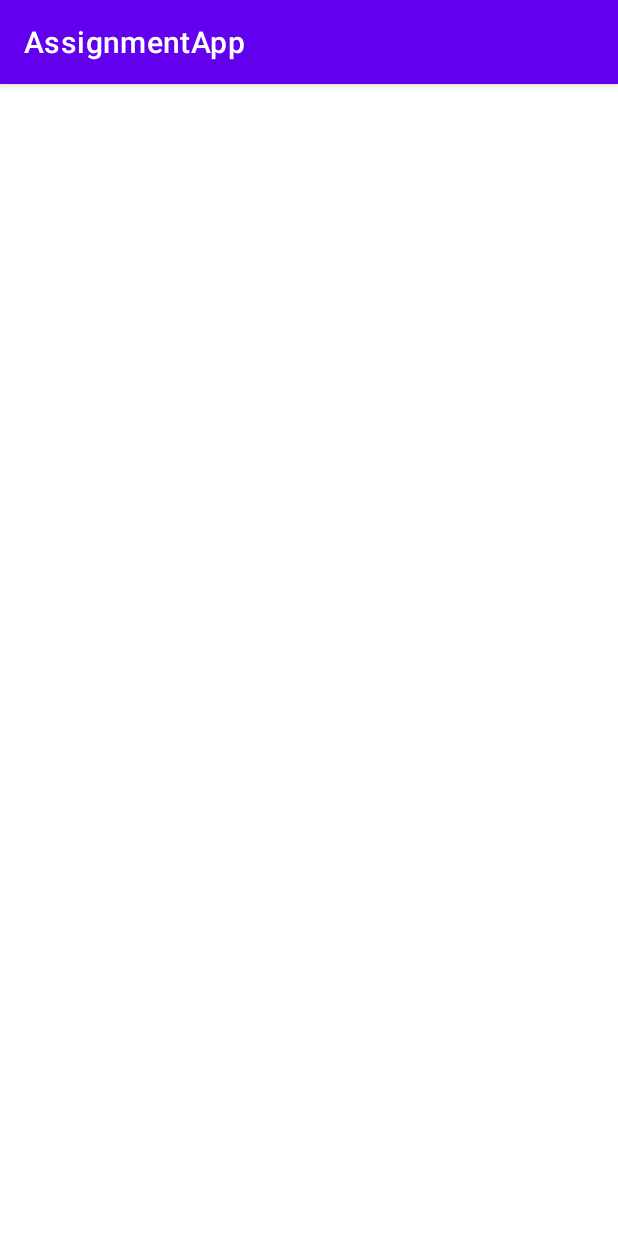
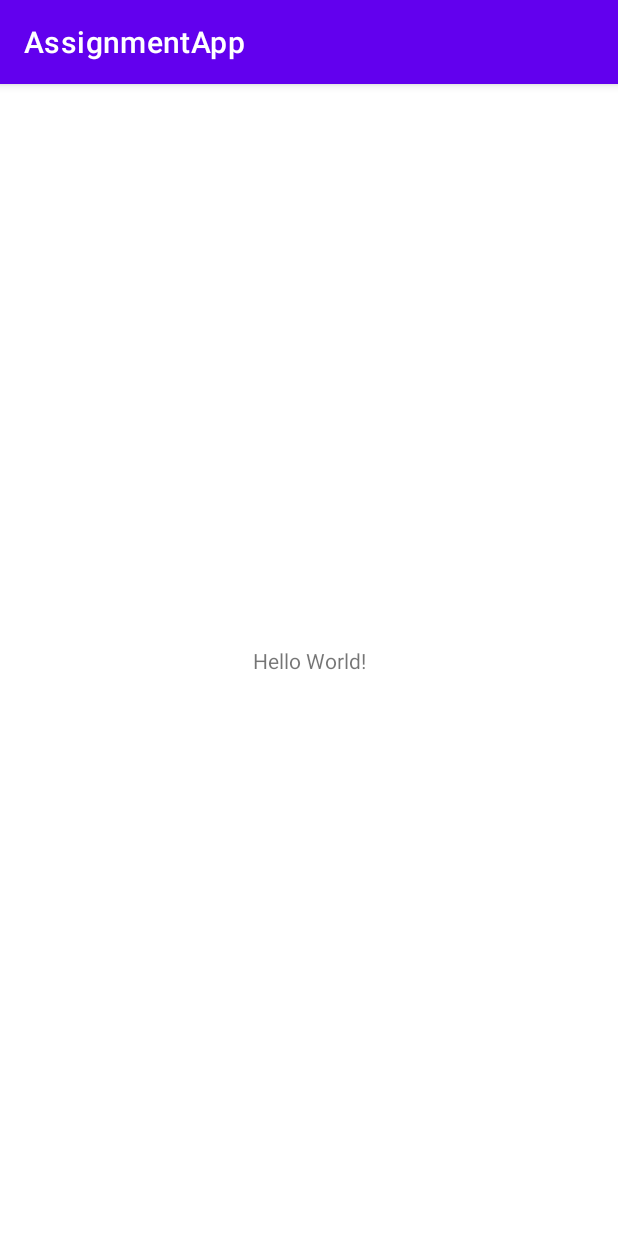
Before and after one commit to shuvo6904/Nested-Recycler, an Android app: the MainActivity screen opened directly, with no data from a screen before it, on a phone screen of 412 x 824 dp. Run offline under Robolectric (Android 15) with nearby library versions, the phone set to English and light mode, and no system bars.

```diff
--- a/app/build.gradle
+++ b/app/build.gradle
@@ -38,11 +38,8 @@ dependencies {
     implementation 'androidx.constraintlayout:constraintlayout:2.1.2'
 
     implementation 'com.google.code.gson:gson:2.8.7'
-    //retrofit
     implementation 'com.squareup.retrofit2:retrofit:2.9.0'
     implementation 'com.squareup.retrofit2:converter-gson:2.9.0'
-    implementation 'com.squareup.okhttp3:okhttp:4.9.3'
-    implementation 'com.squareup.okhttp3:logging-interceptor:4.9.2'
 
     implementation 'com.intuit.ssp:ssp-android:1.0.6'
     implementation 'com.intuit.sdp:sdp-android:1.0.6'
--- a/app/src/main/java/com/example/assignmentapp/MainActivity.java
+++ b/app/src/main/java/com/example/assignmentapp/MainActivity.java
@@ -3,38 +3,12 @@ package com.example.assignmentapp;
 import androidx.appcompat.app.AppCompatActivity;
 
 import android.os.Bundle;
-import android.view.View;
-
-import com.example.assignmentapp.adapter.CategoryAdapter;
-import com.example.assignmentapp.databinding.ActivityLoginBinding;
-import com.example.assignmentapp.databinding.ActivityMainBinding;
-import com.example.assignmentapp.model.CategoryResponseModel;
-import com.example.assignmentapp.model.Datum;
-
-import java.io.Serializable;
-import java.util.ArrayList;
-import java.util.List;
 
 public class MainActivity extends AppCompatActivity {
-
-    ActivityMainBinding mainBinding;
-    CategoryAdapter categoryAdapter;
-    CategoryResponseModel categoryResponseModel;
 
     @Override
     protected void onCreate(Bundle savedInstanceState) {
         super.onCreate(savedInstanceState);
-
-        mainBinding = ActivityMainBinding.inflate(getLayoutInflater());
-        View view = mainBinding.getRoot();
-        setContentView(view);
-
-       // categoryResponseModel = getIntent().getSerializableExtra("categoryModel");
-        categoryResponseModel = (CategoryResponseModel) getIntent().getSerializableExtra("categoryModel");
-        List<Datum> categoryData = categoryResponseModel.getData();
-
-        categoryAdapter = new CategoryAdapter(categoryData);
-        mainBinding.mainRecyclerId.setAdapter(categoryAdapter);
-
+        setContentView(R.layout.activity_main);
     }
 }
--- a/app/src/main/java/com/example/assignmentapp/adapter/CategoryAdapter.java
+++ /dev/null
@@ -1,59 +0,0 @@
-package com.example.assignmentapp.adapter;
-
-import android.view.LayoutInflater;
-import android.view.View;
-import android.view.ViewGroup;
-
-import androidx.annotation.NonNull;
-import androidx.recyclerview.widget.RecyclerView;
-
-import com.example.assignmentapp.databinding.ActivityMainBinding;
-import com.example.assignmentapp.databinding.CategoryListSingleRowBinding;
-import com.example.assignmentapp.model.Datum;
-
-import java.util.List;
-
-public class CategoryAdapter extends RecyclerView.Adapter<CategoryAdapter.CategoryViewHolder> {
-
-    List<Datum> categoryData;
-
-    public CategoryAdapter(List<Datum> categoryData) {
-        this.categoryData = categoryData;
-    }
-
-    @NonNull
-    @Override
-    public CategoryAdapter.CategoryViewHolder onCreateViewHolder(@NonNull ViewGroup parent, int viewType) {
-
-        CategoryListSingleRowBinding categoryListSingleRowBinding = CategoryListSingleRowBinding.inflate(LayoutInflater.from(parent.getContext()), parent, false);
-        return new CategoryViewHolder(categoryListSingleRowBinding);
-    }
-
-    @Override
-    public void onBindViewHolder(@NonNull CategoryAdapter.CategoryViewHolder holder, int position) {
-        holder.setData(categoryData.get(position));
-    }
-
-    @Override
-    public int getItemCount() {
-        return categoryData.size();
-    }
-
-    public class CategoryViewHolder extends RecyclerView.ViewHolder{
-
-
-        CategoryListSingleRowBinding categoryListSingleRowBinding;
-
-        public CategoryViewHolder(@NonNull CategoryListSingleRowBinding categoryListSingleRowBinding){
-            super(categoryListSingleRowBinding.getRoot());
-
-            this.categoryListSingleRowBinding = categoryListSingleRowBinding;
-
-        }
-
-        public void setData(Datum datum) {
-            categoryListSingleRowBinding.itemId.setText(datum.getName());
-
-        }
-    }
-}
--- a/app/src/main/java/com/example/assignmentapp/model/CategoryResponseModel.java
+++ b/app/src/main/java/com/example/assignmentapp/model/CategoryResponseModel.java
@@ -3,10 +3,9 @@ package com.example.assignmentapp.model;
 import com.google.gson.annotations.Expose;
 import com.google.gson.annotations.SerializedName;
 
-import java.io.Serializable;
 import java.util.List;
 
-public class CategoryResponseModel implements Serializable {
+public class CategoryResponseModel {
 
     @SerializedName("data")
     @Expose
--- a/app/src/main/java/com/example/assignmentapp/model/Class.java
+++ b/app/src/main/java/com/example/assignmentapp/model/Class.java
@@ -3,9 +3,7 @@ package com.example.assignmentapp.model;
 import com.google.gson.annotations.Expose;
 import com.google.gson.annotations.SerializedName;
 
-import java.io.Serializable;
-
-public class Class implements Serializable {
+public class Class {
 
     @SerializedName("id")
     @Expose
--- a/app/src/main/java/com/example/assignmentapp/model/Data.java
+++ b/app/src/main/java/com/example/assignmentapp/model/Data.java
@@ -3,9 +3,7 @@ package com.example.assignmentapp.model;
 import com.google.gson.annotations.Expose;
 import com.google.gson.annotations.SerializedName;
 
-import java.io.Serializable;
-
-public class Data implements Serializable {
+public class Data {
 
     @SerializedName("token")
     @Expose
--- a/app/src/main/java/com/example/assignmentapp/model/Datum.java
+++ b/app/src/main/java/com/example/assignmentapp/model/Datum.java
@@ -3,10 +3,9 @@ package com.example.assignmentapp.model;
 import com.google.gson.annotations.Expose;
 import com.google.gson.annotations.SerializedName;
 
-import java.io.Serializable;
 import java.util.List;
 
-public class Datum implements Serializable {
+public class Datum {
 
     @SerializedName("name")
     @Expose
--- a/app/src/main/java/com/example/assignmentapp/model/LoginDataModel.java
+++ b/app/src/main/java/com/example/assignmentapp/model/LoginDataModel.java
@@ -1,8 +1,6 @@
 package com.example.assignmentapp.model;
 
-import java.io.Serializable;
-
-public class LoginDataModel implements Serializable {
+public class LoginDataModel {
 
     private String mobile;
     private String password;
--- a/app/src/main/java/com/example/assignmentapp/model/LoginResponseModel.java
+++ b/app/src/main/java/com/example/assignmentapp/model/LoginResponseModel.java
@@ -3,9 +3,7 @@ package com.example.assignmentapp.model;
 import com.google.gson.annotations.Expose;
 import com.google.gson.annotations.SerializedName;
 
-import java.io.Serializable;
-
-public class LoginResponseModel implements Serializable {
+public class LoginResponseModel {
 
     @SerializedName("data")
     @Expose
--- a/app/src/main/java/com/example/assignmentapp/model/User.java
+++ b/app/src/main/java/com/example/assignmentapp/model/User.java
@@ -3,9 +3,7 @@ package com.example.assignmentapp.model;
 import com.google.gson.annotations.Expose;
 import com.google.gson.annotations.SerializedName;
 
-import java.io.Serializable;
-
-public class User implements Serializable {
+public class User {
 
     @SerializedName("id")
     @Expose
--- a/app/src/main/java/com/example/assignmentapp/network/ApiInterface.java
+++ b/app/src/main/java/com/example/assignmentapp/service/UserClient.java
@@ -1,4 +1,4 @@
-package com.example.assignmentapp.network;
+package com.example.assignmentapp.service;
 
 import com.example.assignmentapp.model.CategoryResponseModel;
 import com.example.assignmentapp.model.LoginDataModel;
@@ -10,7 +10,7 @@ import retrofit2.http.FormUrlEncoded;
 import retrofit2.http.Header;
 import retrofit2.http.POST;
 
-public interface ApiInterface {
+public interface UserClient {
 
     @POST("api/login")
     Call<LoginResponseModel> login(@Body LoginDataModel loginDataModel);
--- a/app/src/main/res/layout/activity_main.xml
+++ b/app/src/main/res/layout/activity_main.xml
@@ -1,17 +1,18 @@
 <?xml version="1.0" encoding="utf-8"?>
-<LinearLayout xmlns:android="http://schemas.android.com/apk/res/android"
+<androidx.constraintlayout.widget.ConstraintLayout xmlns:android="http://schemas.android.com/apk/res/android"
     xmlns:app="http://schemas.android.com/apk/res-auto"
     xmlns:tools="http://schemas.android.com/tools"
     android:layout_width="match_parent"
-    android:layout_height="wrap_content"
-    android:orientation="vertical"
+    android:layout_height="match_parent"
     tools:context=".MainActivity">
 
-    <androidx.recyclerview.widget.RecyclerView
-        app:layoutManager="androidx.recyclerview.widget.LinearLayoutManager"
-        android:layout_margin="@dimen/_2sdp"
-        android:id="@+id/mainRecyclerId"
-        android:layout_width="match_parent"
-        android:layout_height="wrap_content"/>
+    <TextView
+        android:layout_width="wrap_content"
+        android:layout_height="wrap_content"
+        android:text="Hello World!"
+        app:layout_constraintBottom_toBottomOf="parent"
+        app:layout_constraintLeft_toLeftOf="parent"
+        app:layout_constraintRight_toRightOf="parent"
+        app:layout_constraintTop_toTopOf="parent" />
 
-</LinearLayout>
+</androidx.constraintlayout.widget.ConstraintLayout>
```
Also changed, not shown: app/src/main/java/com/example/assignmentapp/network/RetrofitClient.java (deleted, +0 -48 lines), app/src/main/java/com/example/assignmentapp/ui/LoginActivity.java (+21 -28 lines), app/src/main/res/layout/category_list_single_row.xml (deleted, +0 -17 lines).
